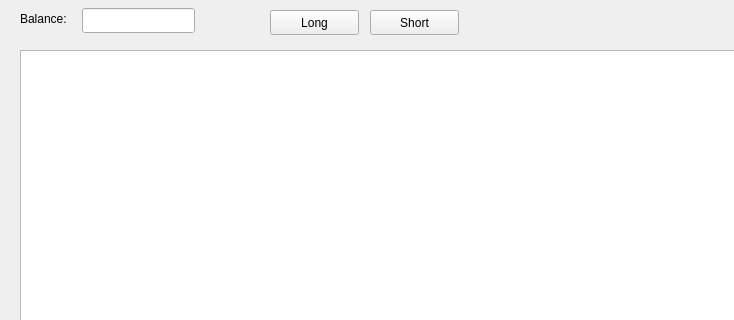
First picture: the form in form.ui, repository VitalyKalininSPB/TradeDiary, before the edit; both pictures show x 0 to 734 and y 0 to 320 of the 1127 by 600 pixel window.
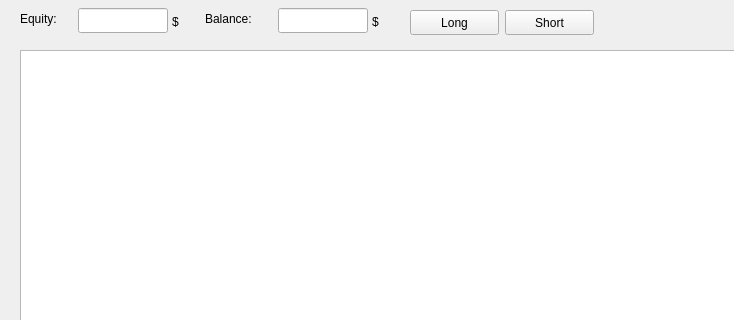
Second picture: the form after the edit.

```diff
--- a/form.ui
+++ b/form.ui
@@ -14,20 +14,72 @@
    <string>TradeDiary</string>
   </property>
   <widget class="QWidget" name="centralwidget">
+   <widget class="QLineEdit" name="equityEdit">
+    <property name="geometry">
+     <rect>
+      <x>78</x>
+      <y>8</y>
+      <width>90</width>
+      <height>25</height>
+     </rect>
+    </property>
+    <property name="readOnly">
+     <bool>true</bool>
+    </property>
+   </widget>
+   <widget class="QLabel" name="equityCurrencyLabel">
+    <property name="geometry">
+     <rect>
+      <x>172</x>
+      <y>13</y>
+      <width>17</width>
+      <height>17</height>
+     </rect>
+    </property>
+    <property name="text">
+     <string>$</string>
+    </property>
+   </widget>
+   <widget class="QLabel" name="equityLabel">
+    <property name="geometry">
+     <rect>
+      <x>20</x>
+      <y>10</y>
+      <width>53</width>
+      <height>17</height>
+     </rect>
+    </property>
+    <property name="text">
+     <string>Equity:</string>
+    </property>
+   </widget>
    <widget class="QLineEdit" name="balanceEdit">
     <property name="geometry">
      <rect>
-      <x>82</x>
+      <x>278</x>
       <y>8</y>
-      <width>113</width>
+      <width>90</width>
       <height>25</height>
      </rect>
     </property>
    </widget>
+   <widget class="QLabel" name="balanceCurrencyLabel">
+    <property name="geometry">
+     <rect>
+      <x>372</x>
+      <y>13</y>
+      <width>17</width>
+      <height>17</height>
+     </rect>
+    </property>
+    <property name="text">
+     <string>$</string>
+    </property>
+   </widget>
    <widget class="QLabel" name="label">
     <property name="geometry">
      <rect>
-      <x>20</x>
+      <x>205</x>
       <y>10</y>
       <width>67</width>
       <height>17</height>
@@ -56,7 +108,7 @@
    <widget class="QPushButton" name="longButton">
     <property name="geometry">
      <rect>
-      <x>270</x>
+      <x>410</x>
       <y>10</y>
       <width>89</width>
       <height>25</height>
@@ -69,7 +121,7 @@
    <widget class="QPushButton" name="shortButton">
     <property name="geometry">
      <rect>
-      <x>370</x>
+      <x>505</x>
       <y>10</y>
       <width>89</width>
       <height>25</height>
```
